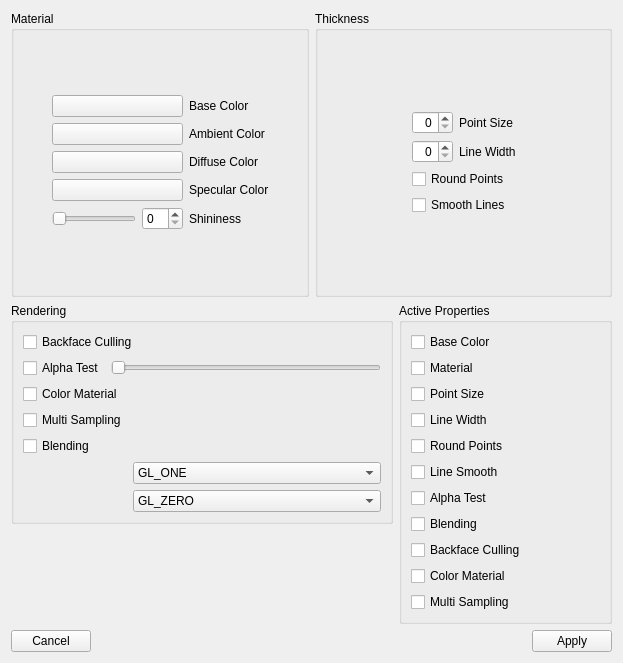
Above: ACG/QtWidgets/QtMaterialDialogUi.ui from ShenRen/OpenFlipper before the change. Below: the same form after it.
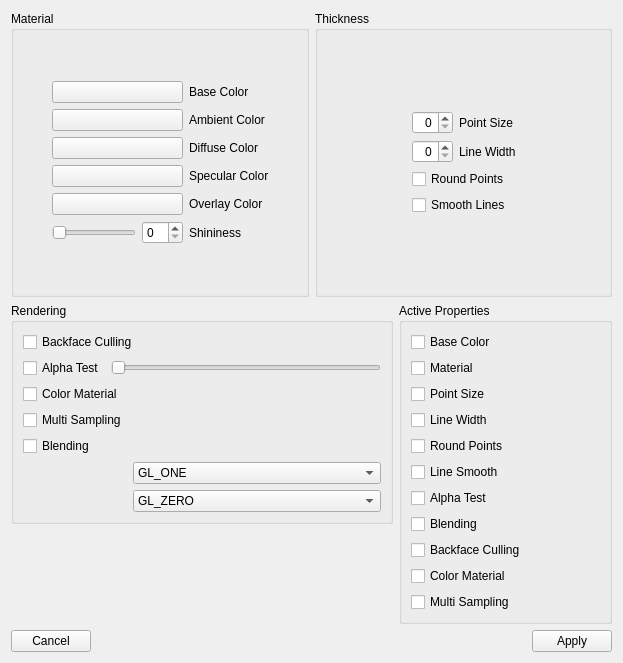
That is the form after the change. Custom widgets are drawn as their Qt base class.

Commit message:
Added additional overlay color to material stuff and glstate
The overlay color should be used for overlays such as wireframe over flat shaded meshes.

closes #1369

The edit to the form file:
```diff
--- a/ACG/QtWidgets/QtMaterialDialogUi.ui
+++ b/ACG/QtWidgets/QtMaterialDialogUi.ui
@@ -193,7 +193,7 @@
             </property>
            </widget>
           </item>
-          <item row="4" column="1">
+          <item row="5" column="1">
            <widget class="QLabel" name="label_5">
             <property name="sizePolicy">
              <sizepolicy hsizetype="Minimum" vsizetype="Preferred">
@@ -206,7 +206,7 @@
             </property>
            </widget>
           </item>
-          <item row="4" column="0">
+          <item row="5" column="0">
            <layout class="QHBoxLayout" name="horizontalLayout_4">
             <item>
              <widget class="QSlider" name="shininessSlider">
@@ -226,6 +226,29 @@
             </item>
            </layout>
           </item>
+          <item row="4" column="1">
+           <widget class="QLabel" name="label_8">
+            <property name="text">
+             <string>Overlay Color</string>
+            </property>
+           </widget>
+          </item>
+          <item row="4" column="0">
+           <widget class="QtColorChooserButton" name="overlayColorButton">
+            <property name="toolTip">
+             <string>Overlay color</string>
+            </property>
+            <property name="statusTip">
+             <string>Overlay color</string>
+            </property>
+            <property name="whatsThis">
+             <string>&lt;html&gt;&lt;head/&gt;&lt;body&gt;&lt;p&gt;Additional Overlay color.&lt;/p&gt;&lt;p&gt;&lt;br/&gt;&lt;/p&gt;&lt;p&gt;This is mainly used for overlays, such as wireframe&lt;/p&gt;&lt;/body&gt;&lt;/html&gt;</string>
+            </property>
+            <property name="text">
+             <string/>
+            </property>
+           </widget>
+          </item>
          </layout>
         </item>
         <item row="1" column="2">
```
The commit also changes 9 other files.
